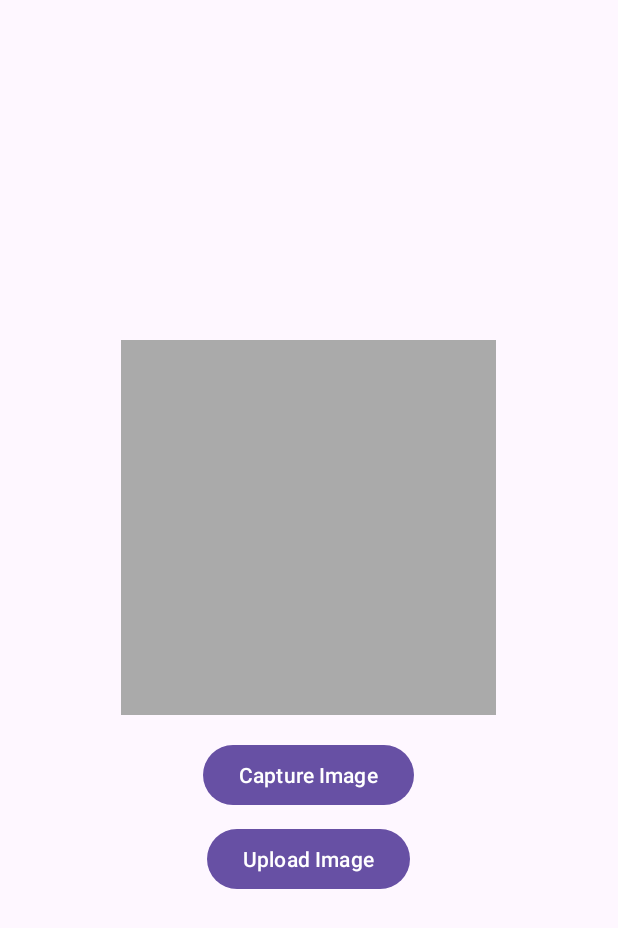
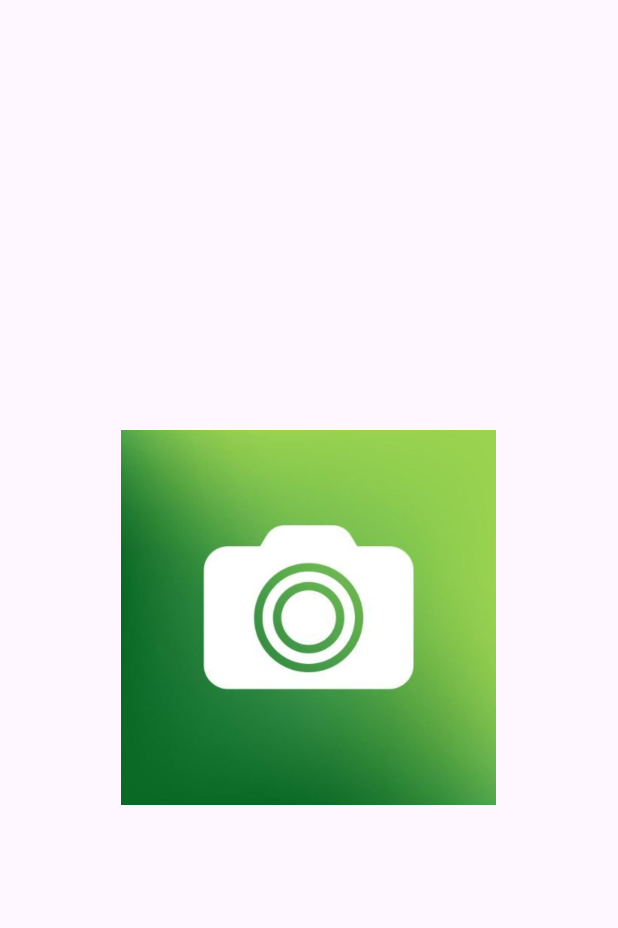
Before and after one commit to Rishabh-mikku/GreenSpace, an Android app: the screen it shows after launch (ImageCapture), on a phone screen of 412 x 824 dp. Shown: the top 928 px of the screen. Run offline under Robolectric (Android 15) with nearby library versions, the phone set to English and light mode, and no system bars.

Commit message:
Modified code to use single image view for camera capture

```diff
--- a/app/src/main/res/layout/activity_image_capture.xml
+++ b/app/src/main/res/layout/activity_image_capture.xml
@@ -6,24 +6,15 @@
     android:gravity="center"
     android:padding="16dp">
 
+    <!-- Single ImageView for both capturing & displaying images -->
     <ImageView
         android:id="@+id/imageView"
         android:layout_width="250dp"
         android:layout_height="250dp"
         android:scaleType="centerCrop"
-        android:background="@android:color/darker_gray"/>
-
-    <Button
-        android:id="@+id/btnCapture"
-        android:layout_width="wrap_content"
-        android:layout_height="wrap_content"
-        android:text="Capture Image"
-        android:layout_marginTop="16dp"/>
-
-    <Button
-        android:id="@+id/btnUpload"
-        android:layout_width="wrap_content"
-        android:layout_height="wrap_content"
-        android:text="Upload Image"
-        android:layout_marginTop="8dp"/>
+        android:background="@android:color/darker_gray"
+        android:src="@drawable/camera"
+        android:contentDescription="Capture or Upload Image"
+        android:clickable="true"
+        android:focusable="true"/>
 </LinearLayout>
```
Also changed, not shown: app/src/main/java/com/example/greenspace/ImageCapture.kt (+18 -18 lines), app/src/main/res/drawable/camera.png (added).
